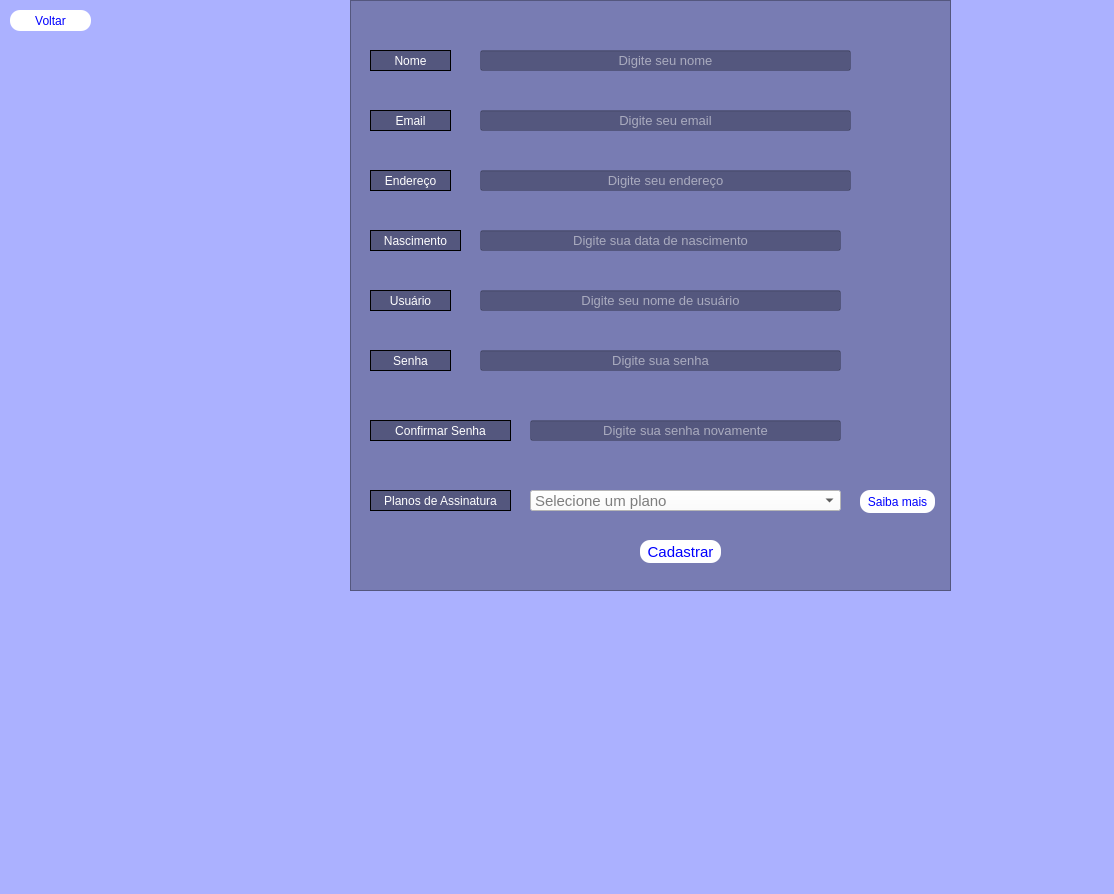
First picture: the form in telas/tela_cadastro.ui, repository Alisson-Rodrigo/poo-II, before the edit.
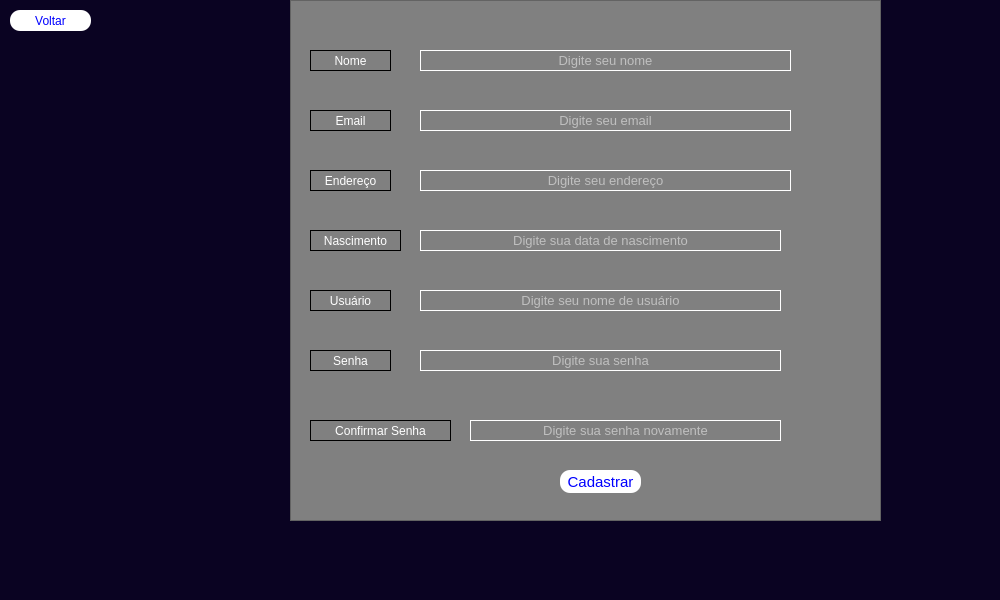
Second picture: the form after the edit. Icons and pictures are not drawn.

```diff
--- a/telas/tela_cadastro.ui
+++ b/telas/tela_cadastro.ui
@@ -6,29 +6,41 @@
    <rect>
     <x>0</x>
     <y>0</y>
-    <width>1114</width>
-    <height>894</height>
+    <width>1000</width>
+    <height>600</height>
    </rect>
   </property>
+  <property name="minimumSize">
+   <size>
+    <width>1000</width>
+    <height>600</height>
+   </size>
+  </property>
+  <property name="maximumSize">
+   <size>
+    <width>1000</width>
+    <height>600</height>
+   </size>
+  </property>
   <property name="windowTitle">
    <string>MainWindow</string>
   </property>
   <property name="styleSheet">
-   <string notr="true">background-color:rgb(171, 177, 255);</string>
+   <string notr="true">background-color: rgb(10, 3, 34);
+</string>
   </property>
   <widget class="QWidget" name="centralwidget">
    <widget class="QFrame" name="frame">
     <property name="geometry">
      <rect>
-      <x>350</x>
+      <x>290</x>
       <y>0</y>
-      <width>601</width>
-      <height>591</height>
+      <width>591</width>
+      <height>521</height>
      </rect>
     </property>
     <property name="styleSheet">
-     <string notr="true">background-color: rgb(0, 0, 0,0.3);
-</string>
+     <string notr="true">background-color: gray;</string>
     </property>
     <property name="frameShape">
      <enum>QFrame::StyledPanel</enum>
@@ -72,7 +84,8 @@
       </font>
      </property>
      <property name="styleSheet">
-      <string notr="true">color: white</string>
+      <string notr="true">color: white;
+border:1px solid white;</string>
      </property>
      <property name="alignment">
       <set>Qt::AlignCenter</set>
@@ -201,7 +214,8 @@
       </font>
      </property>
      <property name="styleSheet">
-      <string notr="true">color: white</string>
+      <string notr="true">color: white;
+border:1px solid white;</string>
      </property>
      <property name="alignment">
       <set>Qt::AlignCenter</set>
@@ -225,7 +239,8 @@
       </font>
      </property>
      <property name="styleSheet">
-      <string notr="true">color: white</string>
+      <string notr="true">color: white;
+border:1px solid white;</string>
      </property>
      <property name="alignment">
       <set>Qt::AlignCenter</set>
@@ -249,7 +264,8 @@
       </font>
      </property>
      <property name="styleSheet">
-      <string notr="true">color: white</string>
+      <string notr="true">color: white;
+border:1px solid white;</string>
      </property>
      <property name="alignment">
       <set>Qt::AlignCenter</set>
@@ -273,7 +289,9 @@
       </font>
      </property>
      <property name="styleSheet">
-      <string notr="true">color: white</string>
+      <string notr="true">color: white;
+border:1px solid white;
+</string>
      </property>
      <property name="alignment">
       <set>Qt::AlignCenter</set>
@@ -297,7 +315,8 @@
       </font>
      </property>
      <property name="styleSheet">
-      <string notr="true">color: white</string>
+      <string notr="true">color: white;
+border:1px solid white;</string>
      </property>
      <property name="echoMode">
       <enum>QLineEdit::Password</enum>
@@ -345,7 +364,8 @@
       </font>
      </property>
      <property name="styleSheet">
-      <string notr="true">color: white</string>
+      <string notr="true">color: white;
+border:1px solid white;</string>
      </property>
      <property name="echoMode">
       <enum>QLineEdit::Password</enum>
@@ -360,8 +380,8 @@
     <widget class="QPushButton" name="botao_cadastrar">
      <property name="geometry">
       <rect>
-       <x>290</x>
-       <y>540</y>
+       <x>270</x>
+       <y>470</y>
        <width>81</width>
        <height>23</height>
       </rect>
@@ -391,110 +411,12 @@
       <string>Cadastrar</string>
      </property>
     </widget>
-    <widget class="QComboBox" name="planos_assinatura">
-     <property name="geometry">
-      <rect>
-       <x>180</x>
-       <y>490</y>
-       <width>311</width>
-       <height>21</height>
-      </rect>
-     </property>
-     <property name="font">
-      <font>
-       <pointsize>11</pointsize>
-      </font>
-     </property>
-     <property name="styleSheet">
-      <string notr="true">color: black;
-background: white;</string>
-     </property>
-     <property name="editable">
-      <bool>false</bool>
-     </property>
-     <property name="currentText">
-      <string/>
-     </property>
-     <property name="placeholderText">
-      <string>Selecione um plano</string>
-     </property>
-     <item>
-      <property name="text">
-       <string>Selecione um Plano...</string>
-      </property>
-     </item>
-     <item>
-      <property name="text">
-       <string notr="true">Plano Básico (19,00)</string>
-      </property>
-     </item>
-     <item>
-      <property name="text">
-       <string>Plano Normal (25,00)</string>
-      </property>
-     </item>
-     <item>
-      <property name="text">
-       <string>Plano Premium (35,00)</string>
-      </property>
-     </item>
-    </widget>
-    <widget class="QLabel" name="label_9">
-     <property name="geometry">
-      <rect>
-       <x>20</x>
-       <y>490</y>
-       <width>141</width>
-       <height>21</height>
-      </rect>
-     </property>
-     <property name="styleSheet">
-      <string notr="true">color: white;
-font: 11pt &quot;Arial&quot;;
-border: 1px solid black;</string>
-     </property>
-     <property name="text">
-      <string>Planos de Assinatura</string>
-     </property>
-     <property name="alignment">
-      <set>Qt::AlignCenter</set>
-     </property>
-    </widget>
-    <widget class="QPushButton" name="botao_saibamais">
-     <property name="geometry">
-      <rect>
-       <x>510</x>
-       <y>490</y>
-       <width>75</width>
-       <height>23</height>
-      </rect>
-     </property>
-     <property name="cursor">
-      <cursorShape>PointingHandCursor</cursorShape>
-     </property>
-     <property name="styleSheet">
-      <string notr="true">QPushButton {
-	background-color: white;
-	color: blue;
-	border-radius :10px
-}
-
-QPushButton:hover {
-	background-color: lightgray;
-}
-
-</string>
-     </property>
-     <property name="text">
-      <string>Saiba mais</string>
-     </property>
-    </widget>
    </widget>
    <widget class="QLabel" name="label">
     <property name="geometry">
      <rect>
-      <x>190</x>
-      <y>180</y>
+      <x>140</x>
+      <y>200</y>
       <width>131</width>
       <height>151</height>
      </rect>
```
